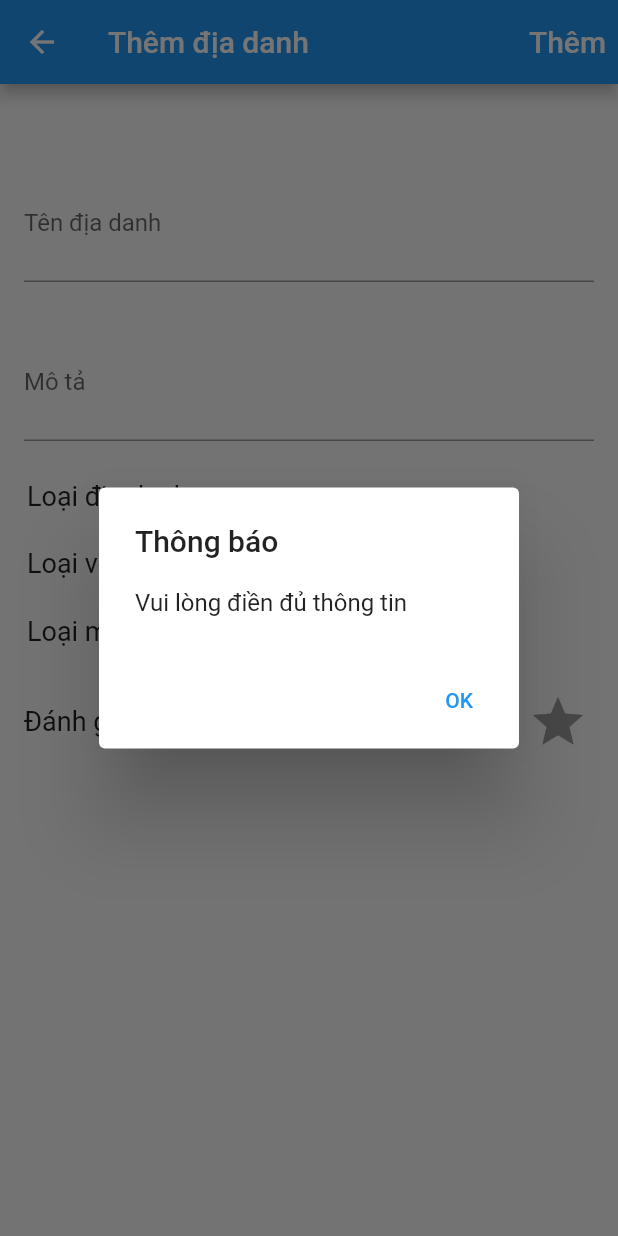
After one commit to NguyenMinhDuc217/VietNamTourism, a Flutter app: the AddDestination screen opened directly, after a tap on "Thêm", on a phone screen of 412 x 824 dp. The commit adds this screen. Run offline on Flutter 3.47's test engine with Material 2 defaults, Android fonts, the phone set to English and light mode, and no system bars; drawn by our look-alikes of flutter_rating_bar; missing offline and left inert: map_launcher; network calls fail.

Commit message:
hoan thanh them moi dia danh

```diff
--- a/lib/destination.dart
+++ b/lib/destination.dart
@@ -50,7 +50,7 @@ class _DiaDanhState extends State<DiaDanh> {
   }
 
   Future<String> layLoaiDiaDanh() async {
-    String url = "http://10.0.2.2/vietnamtourism/api/lay_ds_loai_dia_danh.php";
+    String url = "http://10.0.2.2/vietnamtourism/api/lay_ds_loai_dia_danh.php?ver=1";
     var res = await http.get(Uri.parse(url));
     var resBody = json.decode(res.body);
     setState(() {
@@ -76,7 +76,7 @@ class _DiaDanhState extends State<DiaDanh> {
   }
 
   Future<String> layMien() async {
-    String url = "http://10.0.2.2/vietnamtourism/api/lay_ds_mien.php";
+    String url = "http://10.0.2.2/vietnamtourism/api/lay_ds_mien.php?ver=1";
     var res = await http.get(Uri.parse(url));
     var resBody = json.decode(res.body);
     setState(() {
--- a/lib/main.dart
+++ b/lib/main.dart
@@ -63,6 +63,7 @@ class _MyHomePageState extends State<MyHomePage> {
       pageList[3] = Vung(userId: widget.id);
 
     });
+
     return "Sucess";
   }
 
--- /dev/null
+++ b/lib/themdiadanh.dart
@@ -0,0 +1,344 @@
+import 'dart:convert';
+
+import 'package:flutter_rating_bar/flutter_rating_bar.dart';
+import 'package:http/http.dart' as http;
+import 'package:flutter/material.dart';
+
+class AddDestination extends StatefulWidget {
+  @override
+  State<AddDestination> createState() => _AddDestinationState();
+}
+
+class _AddDestinationState extends State<AddDestination> {
+  final TextEditingController _controllertendiadanh = TextEditingController();
+  final TextEditingController _controllermota = TextEditingController();
+
+  String ratingStar = "1";
+
+  List dsLoaiDiaDanh = [];
+  List dsVung = [];
+  List dsMien = [];
+  var _mySelectionLDD;
+  var _mySelectionVung;
+  var _mySelectionMien;
+
+
+  Widget _buildRatingStars(double rating) {
+    return RatingBarIndicator(
+      rating: rating,
+      itemBuilder: (context, index) => Icon(
+        Icons.star,
+        color: Colors.amber,
+      ),
+      itemCount: 5,
+      itemSize: 30.0,
+    );
+  }
+    Future<String> layLoaiDiaDanh() async {
+    String url = "http://10.0.2.2/vietnamtourism/api/lay_ds_loai_dia_danh.php?ver=2";
+    var res = await http.get(Uri.parse(url));
+    var resBody = json.decode(res.body);
+    setState(() {
+      dsLoaiDiaDanh = resBody;
+      print(dsLoaiDiaDanh);
+      _mySelectionLDD = dsLoaiDiaDanh.elementAt(0)["id"].toString();
+    });
+
+    return "Sucess";
+  }
+
+  Future CreateAdd() async {
+    String tenDiaDanh = _controllertendiadanh.text;
+    String moTa = _controllermota.text;
+    String s = "";
+
+    String url =
+        "http://10.0.2.2/vietnamtourism/api/them_dia_danh.php?ten_dia_danh=$tenDiaDanh&sao_danh_gia=$ratingStar&mo_ta=$moTa&loai_dia_danh_id=$_mySelectionLDD&vung_id=$_mySelectionVung&mien_id=$_mySelectionMien";
+    var res = await http.get(Uri.parse(url));
+    var resBody = res.body;
+    setState(() {
+      s = resBody;
+    });
+    if (s=="pass") {
+      showDialog(
+          context: context,
+          builder: (BuildContext) => AlertDialog(
+                title: Text('Thông báo'),
+                content: Text('Thêm thành công'),
+                actions: <Widget>[
+                  TextButton(
+                    onPressed: () {
+                      Navigator.pop(context);
+                      Navigator.pop(context);
+                    },
+                    child: Text("OK"),
+                  ),
+                ],
+              ));
+    }
+    else{
+      showDialog(
+          context: context,
+          builder: (BuildContext) => AlertDialog(
+                title: Text('Thông báo'),
+                content: Text('Thêm không thành công - địa danh đã tồn tại'),
+                actions: <Widget>[
+                  TextButton(
+                    onPressed: () {
+                      Navigator.pop(context);
+                    },
+                    child: Text("OK"),
+                  ),
+                ],
+              ));
+    }
+  }
+
+  Future<String> layVung() async {
+    String url = "http://10.0.2.2/vietnamtourism/api/lay_ds_vung.php?ver=2";
+    var res = await http.get(Uri.parse(url));
+    var resBody = json.decode(res.body);
+    setState(() {
+      dsVung = resBody;
+      print(dsVung);
+      _mySelectionVung = dsVung.elementAt(0)["id"].toString();
+    });
+
+    return "Sucess";
+  }
+
+  Future<String> layMien() async {
+    String url = "http://10.0.2.2/vietnamtourism/api/lay_ds_mien.php?ver=2";
+    var res = await http.get(Uri.parse(url));
+    var resBody = json.decode(res.body);
+    setState(() {
+      dsMien = resBody;
+      print(dsMien);
+      _mySelectionMien = dsMien.elementAt(0)["id"].toString();
+    });
+
+    return "Sucess";
+  }
+
+  @override
+  void initState() {
+    super.initState();
+    this.layLoaiDiaDanh();
+    this.layVung();
+    this.layMien();
+  }
+
+  @override
+  Widget build(BuildContext context) {
+    return Scaffold(
+      appBar: AppBar(title: Text("Thêm địa danh"), actions: <Widget>[
+        TextButton(
+            onPressed: () {
+              if (_controllertendiadanh.text.trim() == "" && _controllermota.text.trim()==""){
+                showDialog(
+                    context: context,
+                    builder: (BuildContext) => AlertDialog(
+                          title: Text('Thông báo'),
+                          content: Text('Vui lòng điền đủ thông tin'),
+                          actions: <Widget>[
+                            TextButton(
+                              onPressed: () {
+                                Navigator.pop(context);
+                              },
+                              child: Text("OK"),
+                            ),
+                          ],
+                        ));
+              }
+              else{
+                CreateAdd();
+              }
+            },
+            child: Text(
+              "Thêm",
+              style: TextStyle(fontSize: 20, color: Colors.white),
+            ))
+      ]),
+      body: SingleChildScrollView(
+        child: Column(
+          children: [
+            SizedBox(
+              height: 50,
+            ),
+            ListTile(
+              title: TextField(
+                maxLines: 2,
+                controller: _controllertendiadanh,
+                decoration: InputDecoration(
+                  labelText: 'Tên địa danh',
+                ),
+              ),
+            ),
+             SizedBox(
+              height: 20,
+            ),
+            ListTile(
+              title: TextField(
+                maxLines: 2,
+                controller: _controllermota,
+                decoration: InputDecoration(
+                  labelText: 'Mô tả',
+                ),
+              ),
+            ),
+             SizedBox(
+              height: 20,
+            ),
+            Row(
+              children: [
+                Container(
+                  padding: EdgeInsets.only(left: 18),
+                  child: Text('Loại địa danh: ',style: TextStyle(fontSize: 18)),
+                ),
+                Container(
+                  padding: EdgeInsets.only(left: 20),
+                  child: DropdownButton(
+                    alignment: AlignmentDirectional.bottomStart,
+                    items: dsLoaiDiaDanh.map((item) {
+                      return new DropdownMenuItem(
+                        child: new Text(
+                          item['ten'],
+                          style: TextStyle(fontSize: 14.0),
+                        ),
+                        value: item['id'].toString(),
+                      );
+                    }).toList(),
+                    elevation: 16,
+                    style: const TextStyle(
+                        fontWeight: FontWeight.w500,
+                        fontSize: 25,
+                        color: Colors.lightBlue),
+                    underline: Container(
+                      height: 2,
+                      color: Colors.lightBlue,
+                    ),
+                    onChanged: (newVal) {
+                      setState(() {
+                        _mySelectionLDD = newVal.toString();
+                        print(_mySelectionLDD);
+                      });
+                    },
+                    value: _mySelectionLDD,
+                    isDense: true,
+                  ),
+                )
+              ],
+            ),
+            SizedBox(
+              height: 20,
+            ),
+            Row(
+              children: [
+                Container(
+                  padding: EdgeInsets.only(left: 18),
+                  child: Text('Loại vùng:',style: TextStyle(fontSize: 18)),
+                ),
+                Container(
+                  padding: EdgeInsets.only(left: 20),
+                  child: DropdownButton(
+                    alignment: AlignmentDirectional.bottomStart,
+                    items: dsVung.map((item) {
+                      return new DropdownMenuItem(
+                        child: new Text(
+                          item['ten_vung'],
+                          style: TextStyle(fontSize: 14.0),
+                        ),
+                        value: item['id'].toString(),
+                      );
+                    }).toList(),
+                    elevation: 16,
+                    style: const TextStyle(
+                        fontWeight: FontWeight.w500,
+                        fontSize: 25,
+                        color: Colors.lightBlue),
+                    underline: Container(
+                      height: 2,
+                      color: Colors.lightBlue,
+                    ),
+                    onChanged: (newVal) {
+                      setState(() {
+                        _mySelectionVung = newVal.toString();
+                        print(_mySelectionVung);
+                      });
+                    },
+                    value: _mySelectionVung,
+                    isDense: true,
+                  ),
+                )
+              ],
+            ),
+            SizedBox(
+              height: 20,
+            ),
+            Row(
+              children: [
+                Container(
+                  padding: EdgeInsets.only(left: 18),
+                  child: Text('Loại miền:',style: TextStyle(fontSize: 18)),
+                ),
+                Container(
+                  padding: EdgeInsets.only(left: 20),
+                  child: DropdownButton(
+                    alignment: AlignmentDirectional.bottomStart,
+                    items: dsMien.map((item) {
+                      return new DropdownMenuItem(
+                        child: new Text(
+                          item['ten_mien'],
+                          style: TextStyle(fontSize: 14.0),
+                        ),
+                        value: item['id'].toString(),
+                      );
+                    }).toList(),
+                    elevation: 16,
+                    style: const TextStyle(
+                        fontWeight: FontWeight.w500,
+                        fontSize: 25,
+                        color: Colors.lightBlue),
+                    underline: Container(
+                      height: 2,
+                      color: Colors.lightBlue,
+                    ),
+                    onChanged: (newVal) {
+                      setState(() {
+                        _mySelectionMien = newVal.toString();
+                        print(_mySelectionMien);
+                      });
+                    },
+                    value: _mySelectionMien,
+                    isDense: true,
+                  ),
+                )
+              ],
+            ),
+            SizedBox(
+              height: 20,
+            ),
+            ListTile(
+                title: Text("Đánh giá: ",style: TextStyle(fontSize: 18)),
+                trailing: RatingBar.builder(
+                  initialRating: double.parse(ratingStar),
+                  minRating: 1,
+                  direction: Axis.horizontal,
+                  allowHalfRating: true,
+                  itemCount: 5,
+                  itemPadding: EdgeInsets.symmetric(horizontal: 4.0),
+                  itemBuilder: (context, _) => Icon(
+                    Icons.star,
+                    color: Colors.amber,
+                  ),
+                  onRatingUpdate: (rating) {
+                    ratingStar = rating.toString();
+                    print(ratingStar);
+                  },
+                )),
+          ],
+        ),
+      ),
+    );
+  }
+}
```
Also changed, not shown: lib/personal-info.dart (+14 -0 lines), pubspec.lock.
